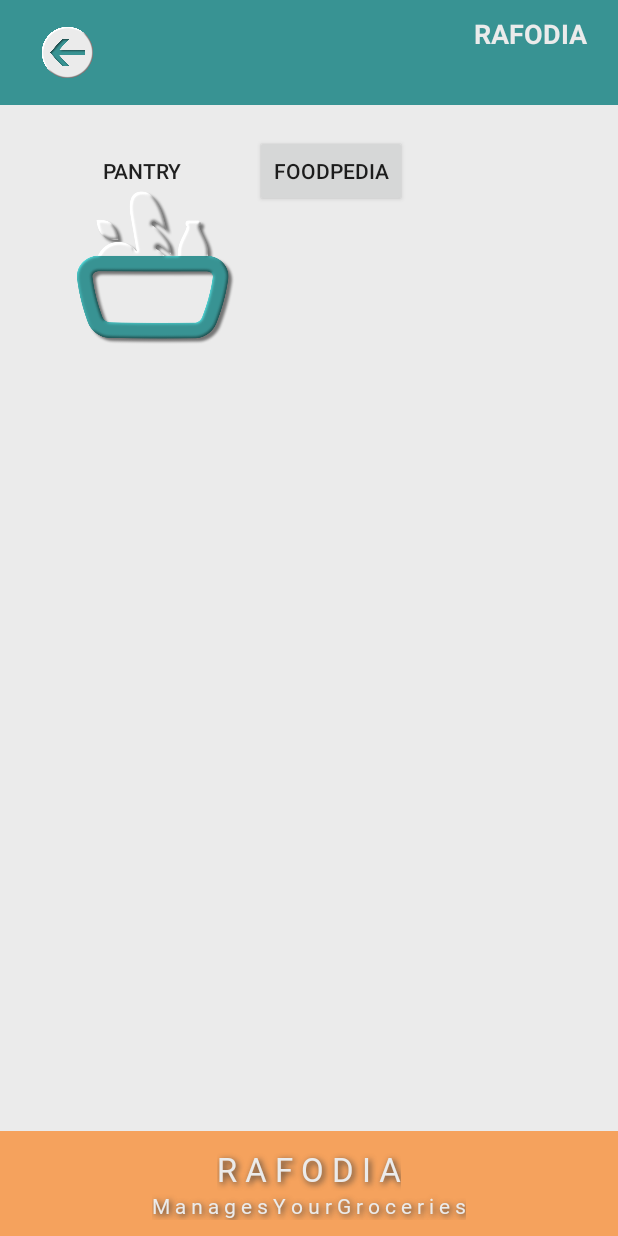
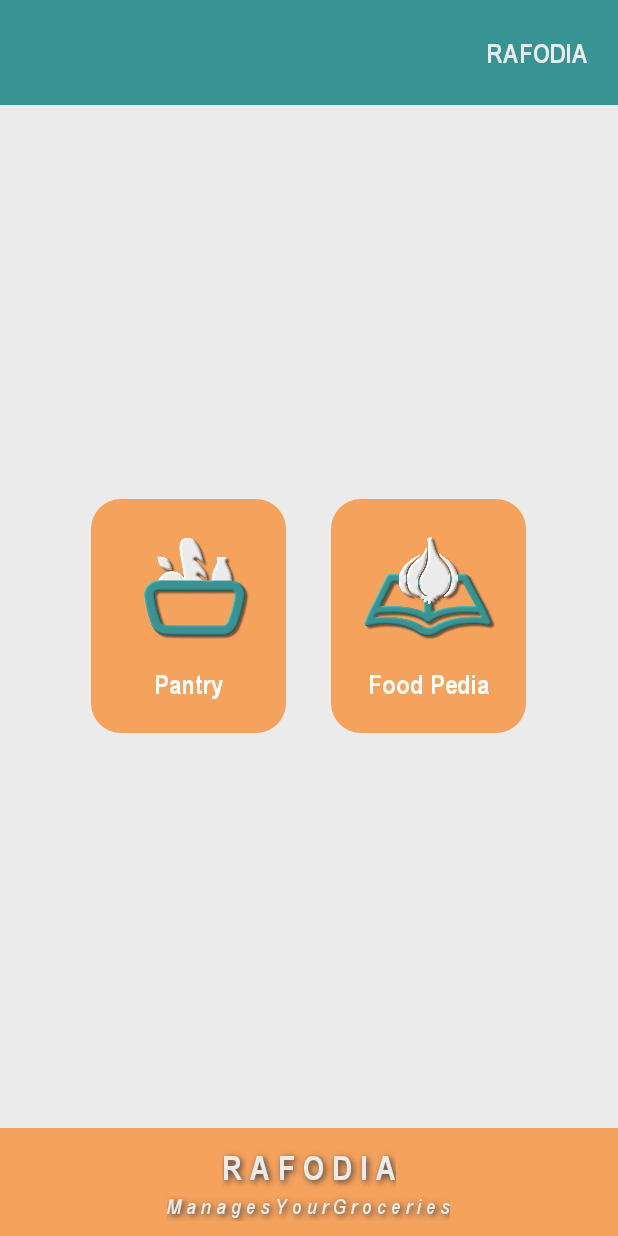
Before and after one commit to iklilnur/Rafodia, an Android app: the Home screen opened directly, with no data from a screen before it, on a phone screen of 412 x 824 dp. Run offline under Robolectric (Android 15) with nearby library versions, the light colour scheme and no system bars; 2 statements that could not run were skipped.

Commit message:
cowmeat ganti beef

```diff
--- a/app/src/main/java/com/example/rutepantry/Home.java
+++ b/app/src/main/java/com/example/rutepantry/Home.java
@@ -2,13 +2,45 @@ package com.example.rutepantry;
 
 import androidx.appcompat.app.AppCompatActivity;
 
+import android.content.Intent;
 import android.os.Bundle;
+import android.view.View;
+import android.widget.Button;
 
 public class Home extends AppCompatActivity {
+
+    Button food_pedia;
+    Button pantry_button;
 
     @Override
     protected void onCreate(Bundle savedInstanceState) {
         super.onCreate(savedInstanceState);
         setContentView(R.layout.activity_home);
+
+        food_pedia = (Button) findViewById(R.id.foodpediaButton);
+        pantry_button = (Button) findViewById(R.id.pantryButton);
+
+        pantry_button.setOnClickListener(new View.OnClickListener(){
+            @Override
+            public void onClick(View view) {
+                pantry();
+            }
+        });
+
+        food_pedia.setOnClickListener(new View.OnClickListener(){
+            @Override
+            public void onClick(View view) {
+                foodPedia();
+            }
+        });
+    }
+
+    public void foodPedia(){
+
+    }
+
+    public void pantry(){
+        Intent intent = new Intent(this, Pantry.class);
+        startActivity(intent);
     }
 }
--- /dev/null
+++ b/app/src/main/res/drawable/rounded_button.xml
@@ -0,0 +1,10 @@
+<?xml version="1.0" encoding="utf-8"?>
+<shape xmlns:android="http://schemas.android.com/apk/res/android">
+    <corners android:radius="20dp" />
+    <padding
+        android:bottom="20dp"
+        android:left="10dp"
+        android:right="20dp"
+        android:top="10dp" />
+    <solid android:color="@color/footer" />
+</shape>
--- a/app/src/main/res/layout/activity_home.xml
+++ b/app/src/main/res/layout/activity_home.xml
@@ -22,18 +22,12 @@
             android:paddingRight="20sp"
             android:paddingBottom="10sp">
 
-            <Button
-                android:id="@+id/backButton"
-                android:layout_width="50sp"
-                android:layout_height="50sp"
-                android:layout_alignParentLeft="true"
-                android:background="@drawable/button_back" />
-
             <TextView
                 android:id="@+id/iconAplikasi"
                 android:layout_width="wrap_content"
-                android:layout_height="wrap_content"
+                android:layout_height="50sp"
                 android:layout_alignParentRight="true"
+                android:fontFamily="@font/arialnb"
                 android:gravity="center_vertical"
                 android:text="@string/icon"
                 android:textColor="@color/background"
@@ -46,25 +40,70 @@
             android:layout_width="match_parent"
             android:layout_height="fill_parent"
             android:layout_weight="0.5"
-            android:background="#ebebeb"
-            android:orientation="horizontal"
-            android:padding="20sp">
+            android:gravity="center"
+            android:orientation="vertical">
 
-            <Button
-                android:id="@+id/button_pantryhome"
-                android:layout_width="150sp"
-                android:layout_height="150sp"
-                android:background="@drawable/button_pantry"
-                android:gravity="center_horizontal"
-                android:text="PANTRY"/>
+            <LinearLayout
+                android:layout_width="match_parent"
+                android:layout_height="wrap_content"
+                android:layout_weight="0.5"
+                android:gravity="center"
+                android:orientation="horizontal"
+                android:padding="20sp">
 
+                <RelativeLayout
+                    android:id="@+id/buttonPantry"
+                    android:layout_width="wrap_content"
+                    android:layout_height="wrap_content"
+                    android:layout_marginRight="30sp"
+                    android:background="@drawable/rounded_button">
 
-            <Button
-                android:id="@+id/button_foodpehome"
-                android:layout_width="wrap_content"
-                android:layout_height="wrap_content"
-                android:text="FoodPedia" />
+                    <TextView
+                        android:id="@+id/textView"
+                        android:layout_width="wrap_content"
+                        android:layout_height="wrap_content"
+                        android:layout_below="@id/textView3"
+                        android:layout_centerInParent="false"
+                        android:layout_centerHorizontal="true"
+                        android:fontFamily="@font/arialnb"
+                        android:text="@string/button_pantry"
+                        android:textColor="@color/white"
+                        android:textSize="18sp" />
 
+                    <TextView
+                        android:id="@+id/textView3"
+                        android:layout_width="100sp"
+                        android:layout_height="100sp"
+                        android:layout_centerHorizontal="true"
+                        android:background="@drawable/button_pantry" />
+                </RelativeLayout>
+
+                <RelativeLayout
+                    android:id="@+id/buttonFoodPedia"
+                    android:layout_width="wrap_content"
+                    android:layout_height="wrap_content"
+                    android:background="@drawable/rounded_button">
+
+                    <TextView
+                        android:id="@+id/textView2"
+                        android:layout_width="wrap_content"
+                        android:layout_height="wrap_content"
+                        android:layout_below="@id/textView4"
+                        android:layout_centerHorizontal="true"
+                        android:fontFamily="@font/arialnb"
+                        android:text="@string/button_foodPedia"
+                        android:textColor="@color/white"
+                        android:textSize="18sp" />
+
+                    <TextView
+                        android:id="@+id/textView4"
+                        android:layout_width="100sp"
+                        android:layout_height="100sp"
+                        android:layout_centerInParent="false"
+                        android:layout_centerHorizontal="true"
+                        android:background="@drawable/button_foodpedia2" />
+                </RelativeLayout>
+            </LinearLayout>
         </LinearLayout>
 
         <RelativeLayout
@@ -79,7 +118,7 @@
 
             <LinearLayout
                 android:layout_width="match_parent"
-                android:layout_height="50sp"
+                android:layout_height="wrap_content"
                 android:gravity="center|center_horizontal"
                 android:orientation="vertical">
 
@@ -87,7 +126,7 @@
                     android:id="@+id/textnama"
                     android:layout_width="wrap_content"
                     android:layout_height="wrap_content"
-                    android:fontFamily="@font/ARIALNB"
+                    android:fontFamily="@font/arialnb"
                     android:gravity="center_vertical"
                     android:shadowColor="@color/shadow"
                     android:shadowDx="2"
@@ -101,14 +140,14 @@
                     android:id="@+id/textTagline"
                     android:layout_width="wrap_content"
                     android:layout_height="wrap_content"
+                    android:fontFamily="@font/arialni"
                     android:gravity="center_vertical"
-                    android:text="@string/textTagline"
-                    android:fontFamily="@font/ARIALNI"
-                    android:textColor="@color/background"
                     android:shadowColor="@color/shadow"
                     android:shadowDx="2"
                     android:shadowDy="2"
-                    android:shadowRadius="5"/>
+                    android:shadowRadius="5"
+                    android:text="@string/textTagline"
+                    android:textColor="@color/background" />
 
 
             </LinearLayout>
--- a/app/src/main/res/values/strings.xml
+++ b/app/src/main/res/values/strings.xml
@@ -3,6 +3,8 @@
     <!-- General String -->
     <string name="plus">+</string>
     <string name="icon">RAFODIA</string>
+    <string name="button_foodPedia">Food Pedia</string>
+    <string name="button_pantry">Pantry</string>
     <!-- Pantries String -->
     <string name="title_pantry">Pantry</string>
     <string name="tanggal1_pantry">10/22/2020</string>
@@ -37,7 +39,7 @@
     <string name="textnama">R A F O D I A</string>
 
     <!--list item-->
-    <string name="title_foodpedia_categories">Foodpedia-Sayuran</string>
+    <string name="title_foodpedia_categories">Foodpedia - Sayuran</string>
     <string name="title_category_name">Sayuran</string>
     <string name="title_sort">Sort A to Z</string>
     <string name="item1_sayur">Kangkung</string>
```
Also changed, not shown: app/src/main/AndroidManifest.xml (+7 -7 lines), app/src/main/java/com/example/rutepantry/StartPage.java (+16 -0 lines), app/src/main/res/layout/activity_category_item.xml (+17 -8 lines), app/src/main/res/layout/activity_item_detail.xml (+20 -13 lines), app/src/main/res/layout/activity_item_detail_2.xml (+28 -16 lines), app/src/main/res/layout/activity_item_detail_3.xml (+18 -10 lines), app/src/main/res/layout/activity_start_page.xml (+4 -4 lines).
